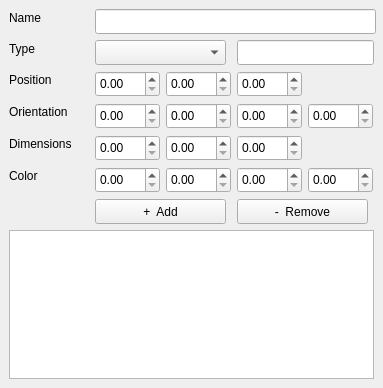
Old version of the form resource/add_object_panel.ui in the repository Lab-CORO/curobo_rviz.
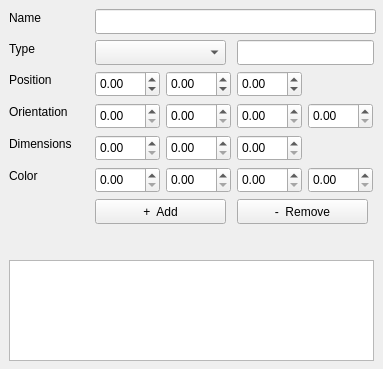
New version of the form.

Commit message: update max and min values + add message label

The edit to the form file:
```diff
--- a/resource/add_object_panel.ui
+++ b/resource/add_object_panel.ui
@@ -7,7 +7,7 @@
     <x>0</x>
     <y>0</y>
     <width>383</width>
-    <height>388</height>
+    <height>369</height>
    </rect>
   </property>
   <property name="windowTitle">
@@ -84,6 +84,12 @@
      <height>26</height>
     </rect>
    </property>
+   <property name="minimum">
+    <double>-200.000000000000000</double>
+   </property>
+   <property name="maximum">
+    <double>200.000000000000000</double>
+   </property>
   </widget>
   <widget class="QDoubleSpinBox" name="doubleSpinBoxPositionY">
    <property name="geometry">
@@ -94,6 +100,12 @@
      <height>26</height>
     </rect>
    </property>
+   <property name="minimum">
+    <double>-200.000000000000000</double>
+   </property>
+   <property name="maximum">
+    <double>200.000000000000000</double>
+   </property>
   </widget>
   <widget class="QDoubleSpinBox" name="doubleSpinBoxPositionZ">
    <property name="geometry">
@@ -104,6 +116,12 @@
      <height>26</height>
     </rect>
    </property>
+   <property name="minimum">
+    <double>-200.000000000000000</double>
+   </property>
+   <property name="maximum">
+    <double>200.000000000000000</double>
+   </property>
   </widget>
   <widget class="QLabel" name="labelOrientation">
    <property name="geometry">
@@ -258,9 +276,9 @@
    <property name="geometry">
     <rect>
      <x>9</x>
-     <y>230</y>
+     <y>260</y>
      <width>365</width>
-     <height>149</height>
+     <height>101</height>
     </rect>
    </property>
   </widget>
@@ -300,6 +318,19 @@
     <string>+  Add</string>
    </property>
   </widget>
+  <widget class="QLabel" name="labelMessage">
+   <property name="geometry">
+    <rect>
+     <x>10</x>
+     <y>230</y>
+     <width>361</width>
+     <height>20</height>
+    </rect>
+   </property>
+   <property name="text">
+    <string/>
+   </property>
+  </widget>
  </widget>
  <resources/>
  <connections/>
```
Left out of the diff: 12 changed lines with no effect on the pictures.
